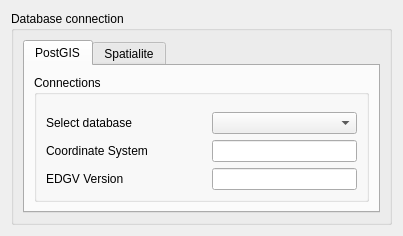
Above: CustomWidgets/connectionWidget.ui from dsgoficial/DsgTools before the change. Below: the same form after it.
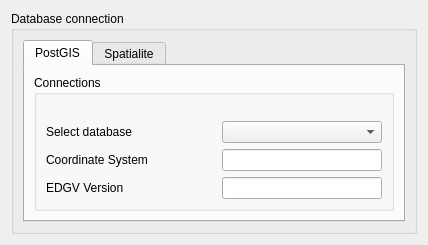
That is the form after the change. Custom widgets are drawn as their Qt base class.

```diff
--- a/CustomWidgets/connectionWidget.ui
+++ b/CustomWidgets/connectionWidget.ui
@@ -6,16 +6,28 @@
    <rect>
     <x>0</x>
     <y>0</y>
-    <width>403</width>
-    <height>226</height>
+    <width>428</width>
+    <height>245</height>
    </rect>
   </property>
+  <property name="sizePolicy">
+   <sizepolicy hsizetype="Minimum" vsizetype="Minimum">
+    <horstretch>0</horstretch>
+    <verstretch>0</verstretch>
+   </sizepolicy>
+  </property>
   <property name="windowTitle">
    <string>Form</string>
   </property>
   <layout class="QGridLayout" name="gridLayout_6">
    <item row="0" column="0">
     <widget class="QgsCollapsibleGroupBox" name="mGroupBox">
+     <property name="sizePolicy">
+      <sizepolicy hsizetype="Minimum" vsizetype="Minimum">
+       <horstretch>0</horstretch>
+       <verstretch>0</verstretch>
+      </sizepolicy>
+     </property>
      <property name="title">
       <string>Database connection</string>
      </property>
@@ -26,7 +38,7 @@
       <item row="0" column="0">
        <widget class="QTabWidget" name="tabWidget">
         <property name="sizePolicy">
-         <sizepolicy hsizetype="MinimumExpanding" vsizetype="Preferred">
+         <sizepolicy hsizetype="Minimum" vsizetype="Preferred">
           <horstretch>0</horstretch>
           <verstretch>0</verstretch>
          </sizepolicy>
@@ -61,14 +73,14 @@
                  <item>
                   <widget class="QLabel" name="label_8">
                    <property name="sizePolicy">
-                    <sizepolicy hsizetype="Fixed" vsizetype="Preferred">
-                     <horstretch>10</horstretch>
+                    <sizepolicy hsizetype="MinimumExpanding" vsizetype="Preferred">
+                     <horstretch>0</horstretch>
                      <verstretch>0</verstretch>
                     </sizepolicy>
                    </property>
                    <property name="maximumSize">
                     <size>
-                     <width>150</width>
+                     <width>167777</width>
                      <height>16777215</height>
                     </size>
                    </property>
@@ -103,7 +115,7 @@
                    </property>
                    <property name="minimumSize">
                     <size>
-                     <width>10</width>
+                     <width>0</width>
                      <height>0</height>
                     </size>
                    </property>
@@ -118,14 +130,14 @@
                <item>
                 <widget class="QLabel" name="label_7">
                  <property name="sizePolicy">
-                  <sizepolicy hsizetype="Fixed" vsizetype="Preferred">
-                   <horstretch>10</horstretch>
+                  <sizepolicy hsizetype="MinimumExpanding" vsizetype="Preferred">
+                   <horstretch>0</horstretch>
                    <verstretch>0</verstretch>
                   </sizepolicy>
                  </property>
                  <property name="maximumSize">
                   <size>
-                   <width>150</width>
+                   <width>16777215</width>
                    <height>16777215</height>
                   </size>
                  </property>
@@ -160,7 +172,7 @@
                  </property>
                  <property name="minimumSize">
                   <size>
-                   <width>100</width>
+                   <width>0</width>
                    <height>0</height>
                   </size>
                  </property>
@@ -173,14 +185,14 @@
                <item>
                 <widget class="QLabel" name="label_4">
                  <property name="sizePolicy">
-                  <sizepolicy hsizetype="Fixed" vsizetype="Preferred">
-                   <horstretch>20</horstretch>
+                  <sizepolicy hsizetype="MinimumExpanding" vsizetype="Preferred">
+                   <horstretch>0</horstretch>
                    <verstretch>0</verstretch>
                   </sizepolicy>
                  </property>
                  <property name="maximumSize">
                   <size>
-                   <width>150</width>
+                   <width>16777215</width>
                    <height>16777215</height>
                   </size>
                  </property>
@@ -215,7 +227,7 @@
                  </property>
                  <property name="minimumSize">
                   <size>
-                   <width>100</width>
+                   <width>0</width>
                    <height>0</height>
                   </size>
                  </property>
```
